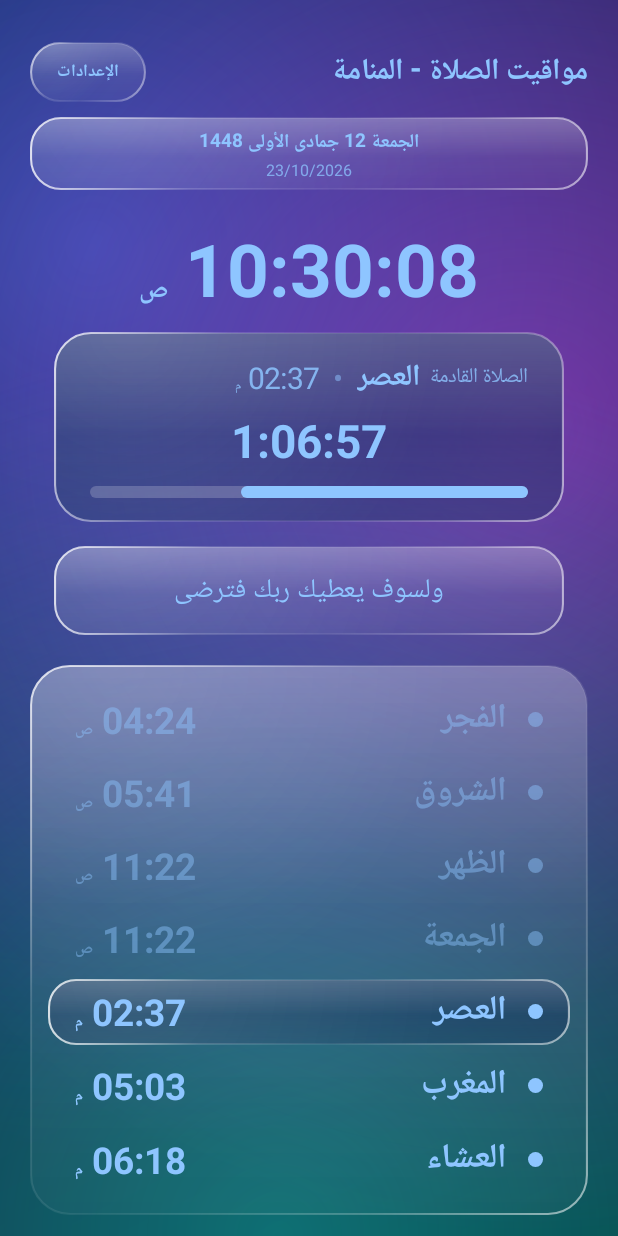
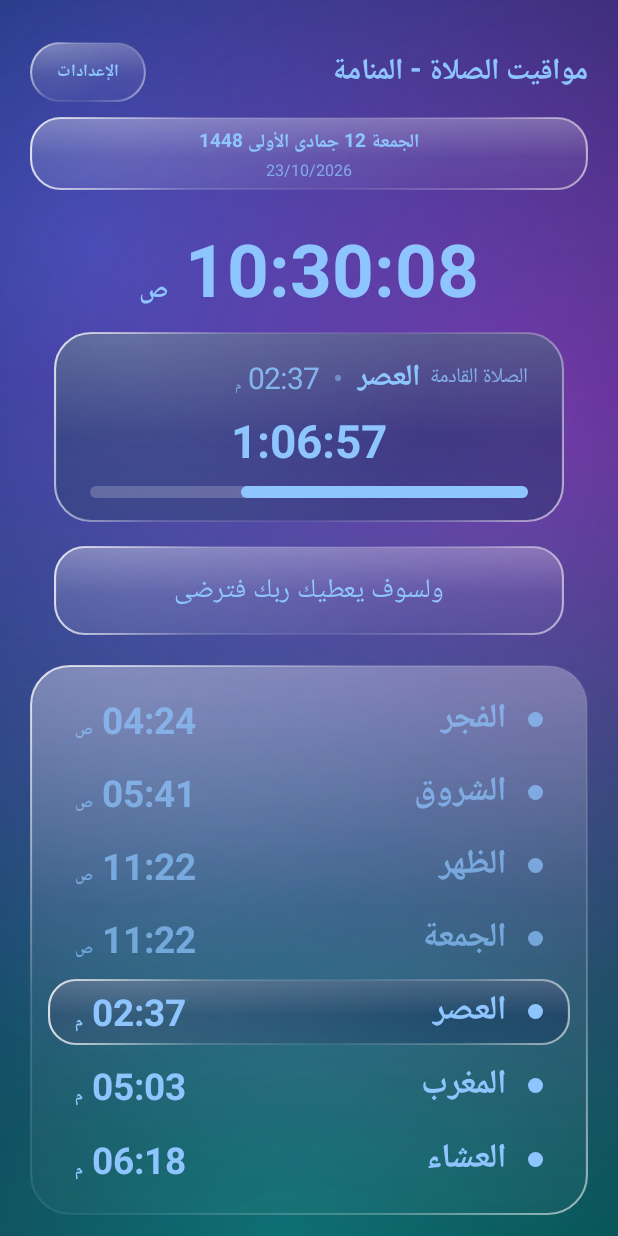
Before and after one commit to mbnetworku/Prayer.time., an Android app: the screen it shows after launch (MainActivity), on a phone screen of 412 x 824 dp. Run offline under Robolectric (Android 15) with nearby library versions, the phone set to English and light mode, and no system bars.

Commit message:
Readable glass over photos: dark frost, text shadow, less fading
Co-Authored-By: Claude Opus 5.5 <noreply@anthropic.com>
Claude-Session: https://claude.ai/code/session_015wFRZXDJVBjB1Fn1Frbamn

```diff
--- a/app/src/main/java/com/prayertime/tv/Config.kt
+++ b/app/src/main/java/com/prayertime/tv/Config.kt
@@ -46,8 +46,8 @@ object Config {
     // ---- Liquid glass style (pref "glass", default on) ----------------------------------
 
     /** Liquid glass panel (see GlassDrawable): clear body, top sheen, light-catching rim. strong = brighter clear glass. */
-    fun glass(density: Float, radiusDp: Int, tint: Int? = null, strong: Boolean = false): android.graphics.drawable.Drawable =
-        GlassDrawable(density, radiusDp, tint, strong)
+    fun glass(density: Float, radiusDp: Int, tint: Int? = null, strong: Boolean = false, dark: Boolean = false): android.graphics.drawable.Drawable =
+        GlassDrawable(density, radiusDp, tint, strong, dark)
 
     /** True when the user picked their own wallpaper image: glass then stays clear (no colour tint). */
     fun hasImage(ctx: Context) = (ctx.getSharedPreferences("prayer", Context.MODE_PRIVATE)
--- a/app/src/main/java/com/prayertime/tv/GlassDrawable.kt
+++ b/app/src/main/java/com/prayertime/tv/GlassDrawable.kt
@@ -17,7 +17,8 @@ import android.graphics.drawable.Drawable
  * and a bright rim that catches light at the top-left and bottom-right corners.
  */
 class GlassDrawable(private val density: Float, private val radiusDp: Int, private val tint: Int? = null,
-                    private val strong: Boolean = false) : Drawable() {
+                    private val strong: Boolean = false,
+                    private val dark: Boolean = false) : Drawable() {
     private val fill = Paint(Paint.ANTI_ALIAS_FLAG)
     private val sheen = Paint(Paint.ANTI_ALIAS_FLAG)
     private val glow = Paint(Paint.ANTI_ALIAS_FLAG)
@@ -40,6 +41,7 @@ class GlassDrawable(private val density: Float, private val radiusDp: Int, priva
         // Body: very light, slightly brighter at the top.
         fill.shader = if (tint != null)
             LinearGradient(x, y, x, y + h, tinted(150), tinted(90), Shader.TileMode.CLAMP)
+        else if (dark) LinearGradient(x, y, x, y + h, Color.argb(150, 8, 10, 16), Color.argb(115, 8, 10, 16), Shader.TileMode.CLAMP)
         else if (strong) LinearGradient(x, y, x, y + h, white(72), white(30), Shader.TileMode.CLAMP)
         else LinearGradient(x, y, x, y + h, white(30), white(8), Shader.TileMode.CLAMP)
         // Top sheen: soft reflection fading out by the middle.
--- a/app/src/main/java/com/prayertime/tv/MainActivity.kt
+++ b/app/src/main/java/com/prayertime/tv/MainActivity.kt
@@ -127,6 +127,8 @@ class MainActivity : Activity() {
     private fun tv(size: Float, bold: Boolean = false, c: Int = textColor) = TextView(this).apply {
         setTextColor(c); textSize = size * prefs.getInt("fontScale", 100) / 100f * screenScale; gravity = Gravity.CENTER
         if (bold) setTypeface(typeface, Typeface.BOLD)
+        // Soft shadow keeps text readable over a photo.
+        if (Config.hasImage(this@MainActivity) || prefs.contains("listImage")) setShadowLayer(dp(4).toFloat(), 0f, dp(1).toFloat(), Color.argb(200, 0, 0, 0))
     }
 
     private lateinit var nextName: TextView
@@ -134,7 +136,8 @@ class MainActivity : Activity() {
     private lateinit var progFill: View
     private lateinit var progRest: View
 
-    private fun card(radius: Int = 26) = if (glassOn) Config.glass(density, radius)
+    // Over a photo the glass is dark-frosted so text stays readable.
+    private fun card(radius: Int = 26) = if (glassOn) Config.glass(density, radius, dark = Config.hasImage(this))
         else GradientDrawable().apply { setColor(Color.argb(60, 255, 255, 255)); cornerRadius = dp(radius).toFloat() }
 
     /** Home screen: top bar (city, dates, settings) + hero (clock, next-prayer card, message) + prayer list. */
@@ -192,7 +195,7 @@ class MainActivity : Activity() {
         clock = tv(if (portrait) 64f else 92f, true).apply { textDirection = View.TEXT_DIRECTION_RTL }
         val nextCard = LinearLayout(this).apply {
             orientation = LinearLayout.VERTICAL; gravity = Gravity.CENTER
-            background = if (glassOn) (if (Config.hasImage(this@MainActivity)) Config.glass(density, 24, null, true) else Config.glass(density, 24, highlightColor))
+            background = if (glassOn) (if (Config.hasImage(this@MainActivity)) Config.glass(density, 24, dark = true) else Config.glass(density, 24, highlightColor))
                 else GradientDrawable().apply { setColor(highlightColor); cornerRadius = dp(24).toFloat() }
             setPadding(dp(24), dp(14), dp(24), dp(16))
         }
@@ -355,7 +358,7 @@ class MainActivity : Activity() {
                     glassOn -> if (Config.hasImage(this@MainActivity)) Config.glass(density, 18, null, true) else Config.glass(density, 18, highlightColor)
                     else -> GradientDrawable().apply { setColor(highlightColor); cornerRadius = dp(18).toFloat() }
                 }
-                rows[i].alpha = if (passed && i != next) 0.45f else 1f
+                rows[i].alpha = if (passed && i != next) 0.7f else 1f
             }
 
             // Fire adhan (not for sunrise) within 30s after the exact time.
```
Also changed, not shown: 1 other file.
